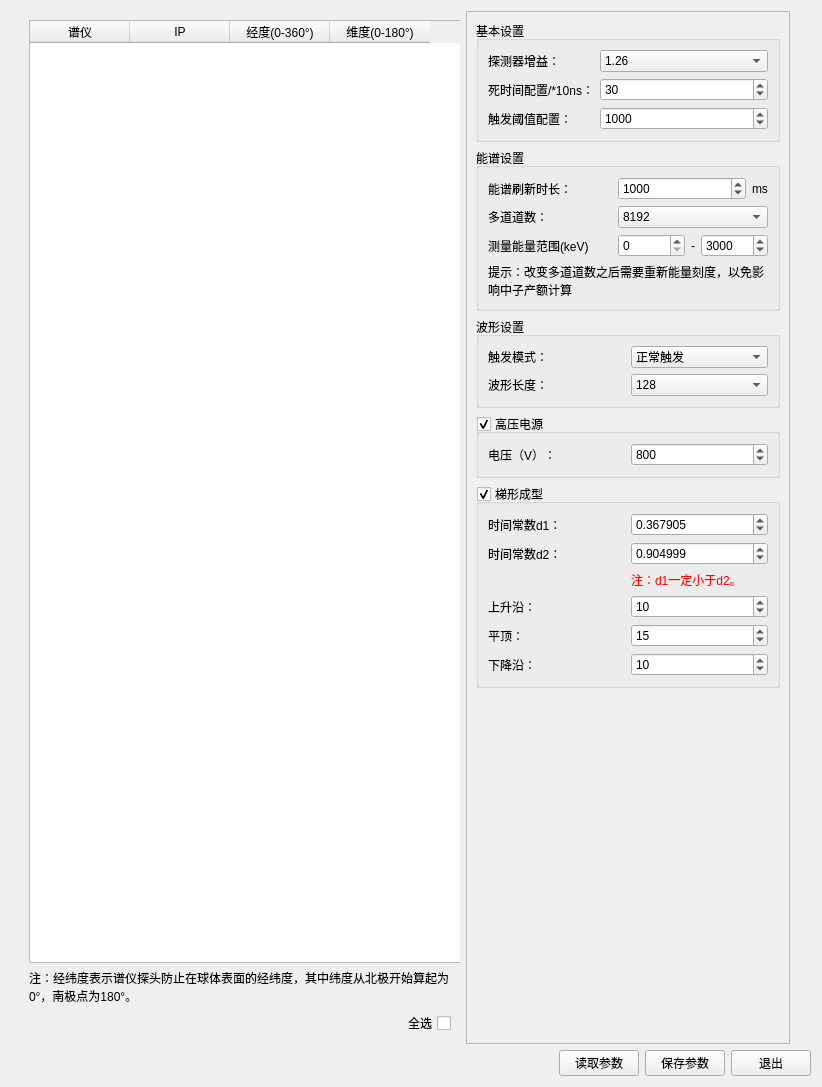
Qt form detsettingwindow.ui (MrXiaomao/HXR_Detector) before a commit.
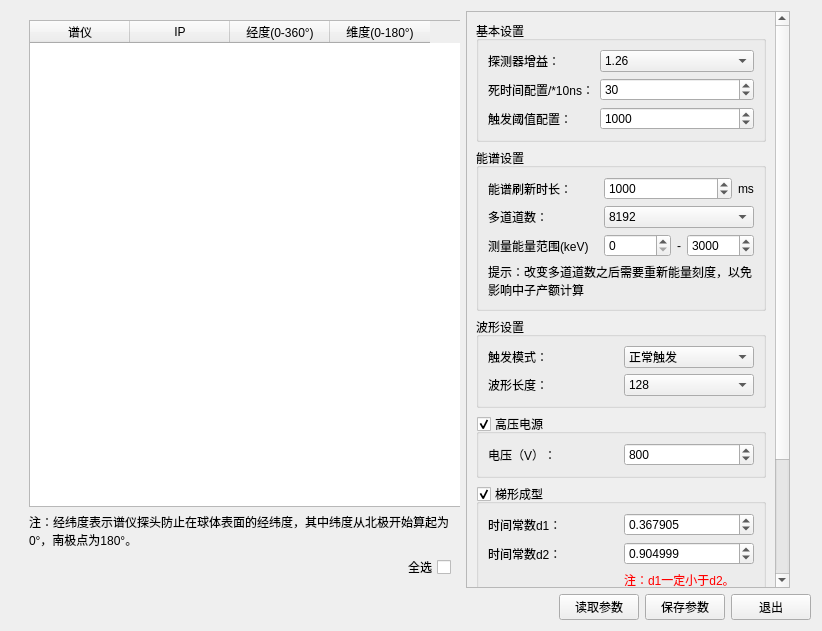
The same form after that commit.

```diff
--- a/detsettingwindow.ui
+++ b/detsettingwindow.ui
@@ -7,7 +7,7 @@
     <x>0</x>
     <y>0</y>
     <width>822</width>
-    <height>1087</height>
+    <height>631</height>
    </rect>
   </property>
   <property name="windowTitle">
@@ -208,7 +208,7 @@
               <x>0</x>
               <y>0</y>
               <width>322</width>
-              <height>1049</height>
+              <height>593</height>
              </rect>
             </property>
             <property name="styleSheet">
```
